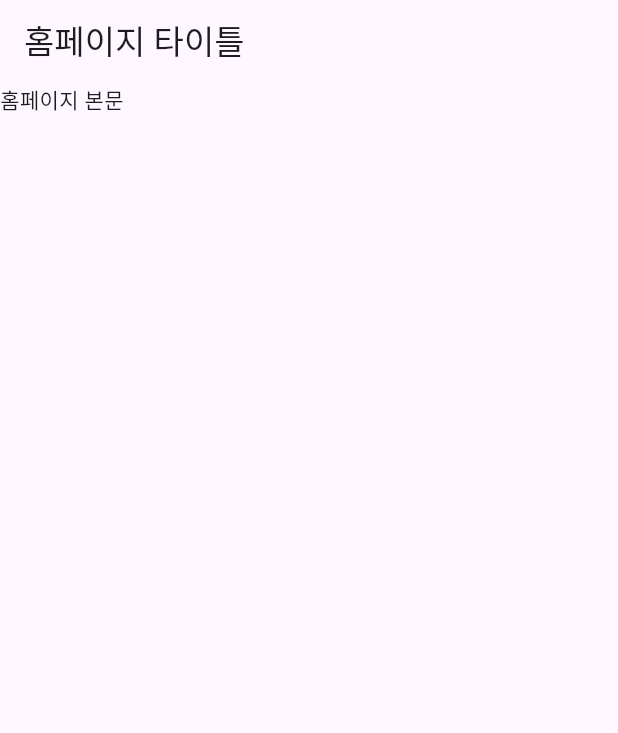
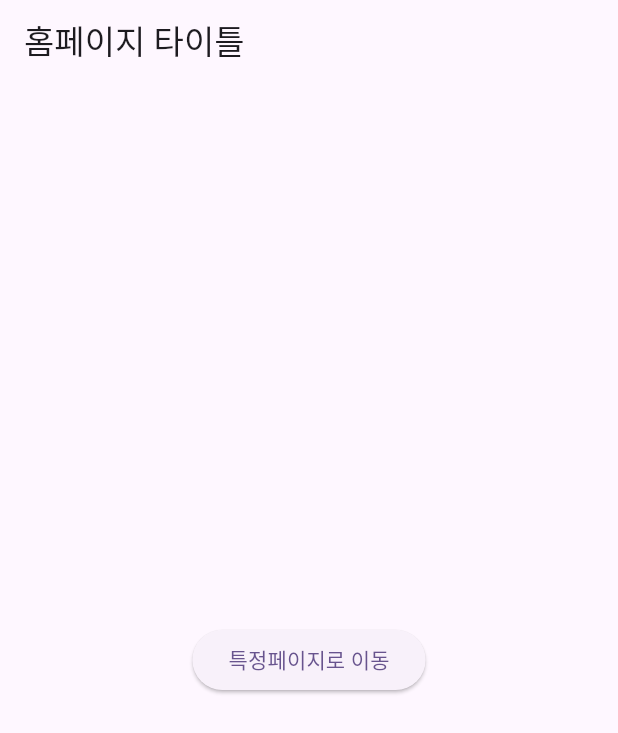
Before and after one commit to JeonghoonAHN0510/250526_App_Flutter, a Flutter app: the HomePage screen opened directly, on a phone screen of 412 x 824 dp. Shown: the top 733 px of the screen. Run offline on Flutter 3.47's test engine with Material 3 defaults, Android fonts, the phone set to English and light mode, and no system bars; our stand-ins replace dio.

```diff
--- a/lib/example/day110/main.dart
+++ b/lib/example/day110/main.dart
@@ -1,3 +1,4 @@
+import 'package:app_flutter/example/day110/pages/DetailPage.dart';
 import 'package:app_flutter/example/day110/pages/HomePage.dart';
 import 'package:app_flutter/example/day110/pages/InfoPage.dart';
 import 'package:app_flutter/example/day110/pages/MainPage.dart';
@@ -21,7 +22,8 @@ class MyApp extends StatelessWidget{
         "/" : (context) => MainPage(),
         "/home" : (context) => HomePage(),
         "/info" : (context) => Infopage(),
-        "/setting" : (context) => SettingPage()
+        "/setting" : (context) => SettingPage(),
+        "/detail" : (context) => DetailPage(),
       },
     ); // MaterialApp end
   } // build end
--- a/lib/example/day110/pages/HomePage.dart
+++ b/lib/example/day110/pages/HomePage.dart
@@ -5,7 +5,12 @@ class HomePage extends StatelessWidget{
   Widget build(BuildContext context) {
     return Scaffold(
       appBar: AppBar(title: Text("홈페이지 타이틀")),
-      body: Text("홈페이지 본문")
+      body: Center(
+        child: ElevatedButton(
+          onPressed: (){Navigator.pushNamed(context, "/detail");},
+          child: Text("특정페이지로 이동")
+        )
+      )
     );
   } // build end
 } // class end
```
Also changed, not shown: lib/example/day110/pages/DetailPage.dart (added, +24 -0 lines).
